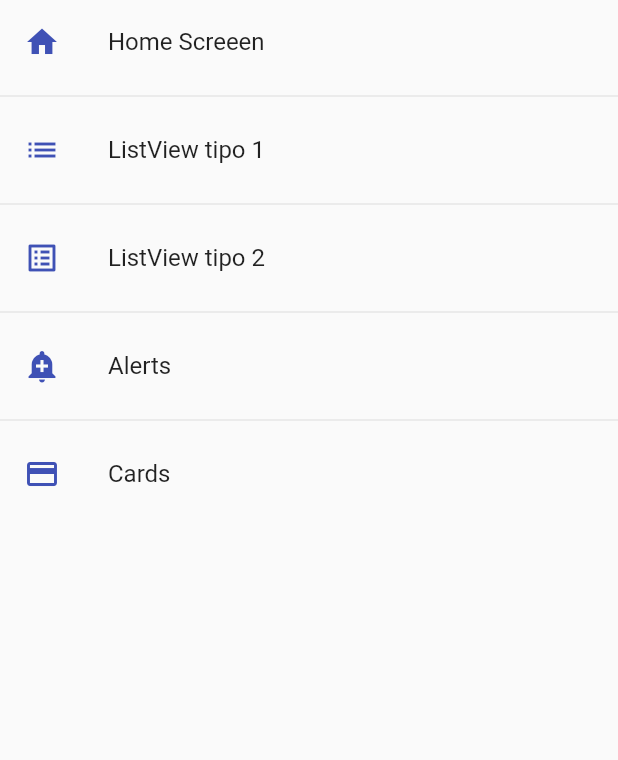
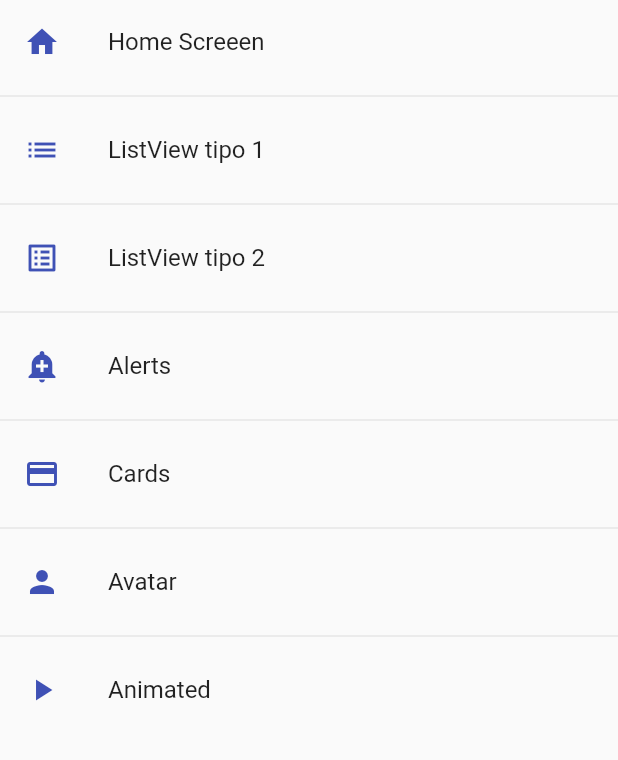
Before and after one commit to Keickd/Componentes-de-flutter, a Flutter app: the screen it shows after launch, on a phone screen of 412 x 824 dp, the part 84-844 px from its top. Run offline on Flutter 3.47's test engine with Material 2 defaults, Android fonts, the phone set to English and light mode, and no system bars.

Commit message:
primeras animaciones

```diff
--- a/lib/router/app_routes.dart
+++ b/lib/router/app_routes.dart
@@ -31,7 +31,17 @@ class AppRoutes {
         route: 'card',
         name: 'Cards',
         screen: CardScreen(),
-        icon: Icons.credit_card)
+        icon: Icons.credit_card),
+    MenuOption(
+        route: 'avatar',
+        name: 'Avatar',
+        screen: const AvatarScreen(),
+        icon: Icons.person),
+    MenuOption(
+        route: 'animated',
+        name: 'Animated',
+        screen: const AnimatedScreen(),
+        icon: Icons.play_arrow)
   ];
 
   static Map<String, Widget Function(BuildContext)> getAppRoutes() {
--- a/lib/screens/screens.dart
+++ b/lib/screens/screens.dart
@@ -1,3 +1,5 @@
+export 'package:fl_components/screens/animated_screen.dart';
+export 'package:fl_components/screens/avatar_screen.dart';
 export 'package:fl_components/screens/home_screen.dart';
 export 'package:fl_components/screens/alert_screen.dart';
 export 'package:fl_components/screens/card_screen.dart';
```
Also changed, not shown: lib/screens/animated_screen.dart (added, +52 -0 lines), lib/screens/avatar_screen.dart (added, +30 -0 lines).
